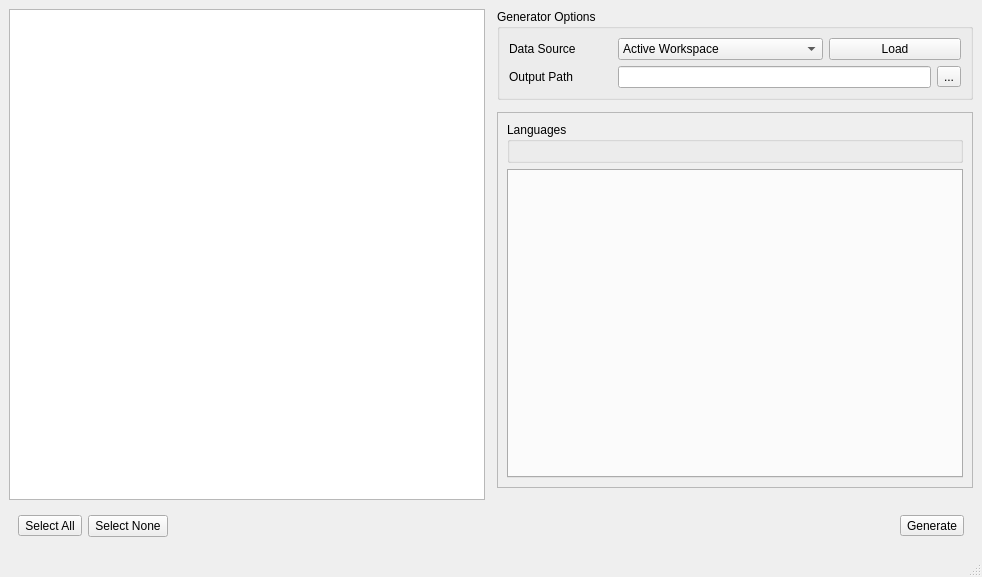
First picture: the form in gui/windows/mainwindow.ui, repository ebosseck/RosbridgeMessageGenerator, before the edit.
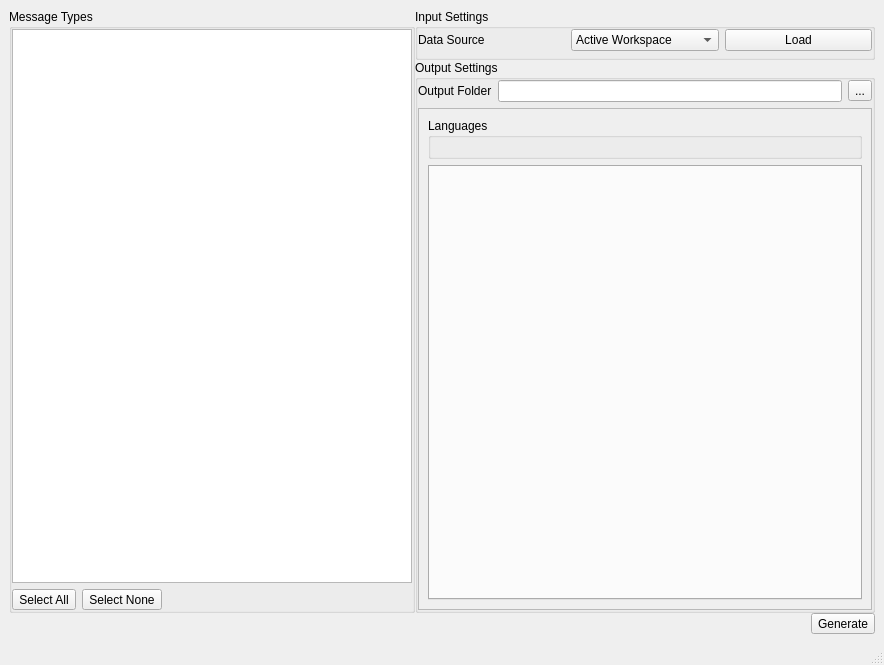
Second picture: the form after the edit. Custom widgets are drawn as their Qt base class.

Commit message: directory selection, UI improvements

The edit to the form file:
```diff
--- a/gui/windows/mainwindow.ui
+++ b/gui/windows/mainwindow.ui
@@ -6,8 +6,8 @@
    <rect>
     <x>0</x>
     <y>0</y>
-    <width>982</width>
-    <height>577</height>
+    <width>884</width>
+    <height>665</height>
    </rect>
   </property>
   <property name="windowTitle">
@@ -15,65 +15,47 @@
   </property>
   <widget class="QWidget" name="centralwidget">
    <layout class="QGridLayout" name="gridLayout">
-    <item row="0" column="0" rowspan="3">
-     <widget class="QTreeView" name="treeView">
-      <property name="sizePolicy">
-       <sizepolicy hsizetype="Expanding" vsizetype="Expanding">
-        <horstretch>0</horstretch>
-        <verstretch>0</verstretch>
-       </sizepolicy>
-      </property>
-     </widget>
-    </item>
-    <item row="3" column="0" colspan="3">
-     <widget class="QWidget" name="widget" native="true">
-      <property name="sizePolicy">
-       <sizepolicy hsizetype="Expanding" vsizetype="Fixed">
-        <horstretch>0</horstretch>
-        <verstretch>0</verstretch>
-       </sizepolicy>
-      </property>
-      <layout class="QGridLayout" name="gridLayout_9">
-       <item row="0" column="3">
-        <spacer name="horizontalSpacer_2">
-         <property name="orientation">
-          <enum>Qt::Horizontal</enum>
-         </property>
-         <property name="sizeHint" stdset="0">
-          <size>
-           <width>40</width>
-           <height>20</height>
-          </size>
-         </property>
-        </spacer>
-       </item>
-       <item row="0" column="1">
-        <widget class="QToolButton" name="toolButton">
-         <property name="text">
-          <string>Select All</string>
-         </property>
-        </widget>
-       </item>
-       <item row="0" column="4">
-        <widget class="QToolButton" name="toolButton_3">
-         <property name="text">
-          <string>Generate</string>
-         </property>
-        </widget>
-       </item>
-       <item row="0" column="2">
-        <widget class="QPushButton" name="pushButton">
-         <property name="text">
-          <string>Select None</string>
-         </property>
-        </widget>
-       </item>
-      </layout>
-     </widget>
-    </item>
-    <item row="0" column="2">
+    <property name="spacing">
+     <number>0</number>
+    </property>
+    <item row="1" column="2">
      <layout class="QGridLayout" name="gridLayout_2">
-      <item row="2" column="0">
+      <item row="1" column="0">
+       <widget class="QGroupBox" name="groupBox_3">
+        <property name="title">
+         <string>Output Settings</string>
+        </property>
+        <layout class="QGridLayout" name="gridLayout_6">
+         <property name="leftMargin">
+          <number>0</number>
+         </property>
+         <property name="topMargin">
+          <number>0</number>
+         </property>
+         <property name="rightMargin">
+          <number>0</number>
+         </property>
+         <property name="bottomMargin">
+          <number>0</number>
+         </property>
+         <item row="0" column="1">
+          <widget class="QLineEdit" name="line_out_path"/>
+         </item>
+         <item row="0" column="0">
+          <widget class="QLabel" name="label_5">
+           <property name="text">
+            <string>Output Folder</string>
+           </property>
+          </widget>
+         </item>
+         <item row="0" column="2">
+          <widget class="QToolButton" name="btn_select_outpath">
+           <property name="text">
+            <string>...</string>
+           </property>
+          </widget>
+         </item>
+         <item row="1" column="0" colspan="3">
        <widget class="QScrollArea" name="scrollArea">
         <property name="widgetResizable">
          <bool>true</bool>
@@ -83,8 +65,8 @@
           <rect>
            <x>0</x>
            <y>0</y>
-           <width>472</width>
-           <height>355</height>
+              <width>450</width>
+              <height>461</height>
           </rect>
          </property>
          <layout class="QVBoxLayout" name="verticalLayout">
@@ -110,27 +92,28 @@
         </widget>
        </widget>
       </item>
+        </layout>
+       </widget>
+      </item>
       <item row="0" column="0">
-       <widget class="QGroupBox" name="groupBox_2">
+       <widget class="QGroupBox" name="groupBox">
         <property name="title">
-         <string>Generator Options</string>
+         <string>Input Settings</string>
         </property>
-        <layout class="QGridLayout" name="gridLayout_4">
-         <item row="0" column="3" colspan="2">
-          <widget class="QPushButton" name="btn_load_data">
-           <property name="text">
-            <string>Load</string>
-           </property>
-          </widget>
-         </item>
-         <item row="0" column="0">
-          <widget class="QLabel" name="label_6">
-           <property name="text">
-            <string>Data Source</string>
-           </property>
-          </widget>
-         </item>
-         <item row="0" column="1" colspan="2">
+        <layout class="QGridLayout" name="gridLayout_5">
+         <property name="leftMargin">
+          <number>0</number>
+         </property>
+         <property name="topMargin">
+          <number>0</number>
+         </property>
+         <property name="rightMargin">
+          <number>0</number>
+         </property>
+         <property name="bottomMargin">
+          <number>0</number>
+         </property>
+         <item row="0" column="1">
           <widget class="QComboBox" name="combo_data_source">
            <item>
             <property name="text">
@@ -149,27 +132,21 @@
            </item>
           </widget>
          </item>
-         <item row="1" column="0">
-          <widget class="QLabel" name="label_5">
+         <item row="0" column="0">
+          <widget class="QLabel" name="label_6">
            <property name="text">
-            <string>Output Path</string>
+            <string>Data Source</string>
            </property>
           </widget>
          </item>
-         <item row="1" column="1" colspan="3">
-          <widget class="QLineEdit" name="lineEdit_3"/>
-         </item>
-         <item row="1" column="4">
-          <widget class="QToolButton" name="toolButton_5">
+         <item row="0" column="2">
+          <widget class="QPushButton" name="btn_load_data">
            <property name="text">
-            <string>...</string>
+            <string>Load</string>
            </property>
           </widget>
          </item>
-        </layout>
-       </widget>
-      </item>
-      <item row="1" column="0">
+         <item row="1" column="0" colspan="3">
        <widget class="ResizableStackWidget" name="data_provider_settings_stack">
         <property name="sizePolicy">
          <sizepolicy hsizetype="Preferred" vsizetype="Fixed">
@@ -183,6 +160,113 @@
        </widget>
       </item>
      </layout>
+       </widget>
+      </item>
+     </layout>
+    </item>
+    <item row="1" column="1">
+     <widget class="QGroupBox" name="groupBox_2">
+      <property name="minimumSize">
+       <size>
+        <width>0</width>
+        <height>0</height>
+       </size>
+      </property>
+      <property name="title">
+       <string>Message Types</string>
+      </property>
+      <layout class="QGridLayout" name="gridLayout_4">
+       <property name="leftMargin">
+        <number>0</number>
+       </property>
+       <property name="topMargin">
+        <number>0</number>
+       </property>
+       <property name="rightMargin">
+        <number>0</number>
+       </property>
+       <property name="bottomMargin">
+        <number>0</number>
+       </property>
+       <item row="1" column="0">
+        <widget class="QToolButton" name="btn_select_all">
+         <property name="text">
+          <string>Select All</string>
+         </property>
+        </widget>
+       </item>
+       <item row="0" column="0" colspan="3">
+        <widget class="QTreeView" name="treeView">
+         <property name="sizePolicy">
+          <sizepolicy hsizetype="Expanding" vsizetype="Expanding">
+           <horstretch>0</horstretch>
+           <verstretch>0</verstretch>
+          </sizepolicy>
+         </property>
+         <property name="minimumSize">
+          <size>
+           <width>400</width>
+           <height>0</height>
+          </size>
+         </property>
+        </widget>
+       </item>
+       <item row="1" column="1">
+        <widget class="QToolButton" name="btn_select_none">
+         <property name="text">
+          <string>Select None</string>
+         </property>
+        </widget>
+       </item>
+      </layout>
+     </widget>
+    </item>
+    <item row="2" column="0" colspan="3">
+     <widget class="QWidget" name="widget" native="true">
+      <property name="sizePolicy">
+       <sizepolicy hsizetype="Expanding" vsizetype="Fixed">
+        <horstretch>0</horstretch>
+        <verstretch>0</verstretch>
+       </sizepolicy>
+      </property>
+      <layout class="QGridLayout" name="gridLayout_9">
+       <property name="leftMargin">
+        <number>0</number>
+       </property>
+       <property name="topMargin">
+        <number>0</number>
+       </property>
+       <property name="rightMargin">
+        <number>0</number>
+       </property>
+       <property name="bottomMargin">
+        <number>0</number>
+       </property>
+       <property name="verticalSpacing">
+        <number>0</number>
+       </property>
+       <item row="0" column="3">
+        <spacer name="horizontalSpacer_2">
+         <property name="orientation">
+          <enum>Qt::Horizontal</enum>
+         </property>
+         <property name="sizeHint" stdset="0">
+          <size>
+           <width>40</width>
+           <height>20</height>
+          </size>
+         </property>
+        </spacer>
+       </item>
+       <item row="0" column="4">
+        <widget class="QToolButton" name="btn_generate">
+         <property name="text">
+          <string>Generate</string>
+         </property>
+        </widget>
+       </item>
+      </layout>
+     </widget>
     </item>
    </layout>
   </widget>
```
Left out of the diff: 2 changed lines with no effect on the pictures. Lines whose indentation alone changed are shown as unchanged. The commit also changes 5 other files.
